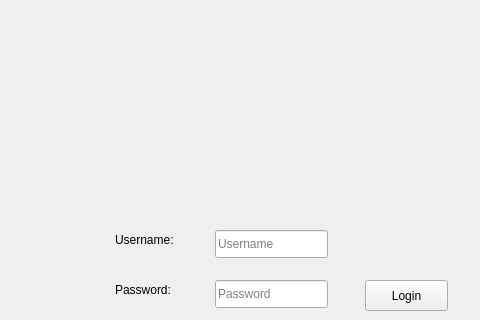
Old version of the form client/forms/login.ui in the repository Eric-dot-png/Project-OOM; both pictures show x 105 to 585 and y 0 to 320 of the 800 by 600 pixel window.
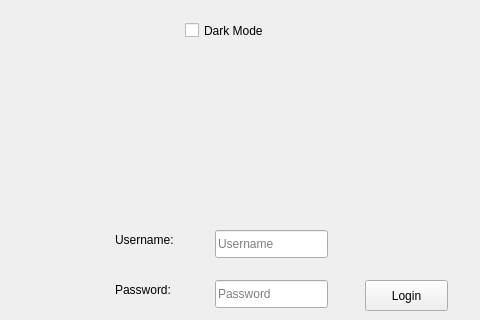
New version of the form.

Commit message: ui updates. Toggle-able light and dark mode. ui bug fixes. A bunch of checks to make sure events don't fire. Scrollbar not working yet, bug to figure out.

Patch:
```diff
--- a/client/forms/login.ui
+++ b/client/forms/login.ui
@@ -182,6 +182,19 @@
     <string/>
    </property>
   </widget>
+  <widget class="QCheckBox" name="styleCheckbox">
+   <property name="geometry">
+    <rect>
+     <x>290</x>
+     <y>10</y>
+     <width>111</width>
+     <height>41</height>
+    </rect>
+   </property>
+   <property name="text">
+    <string>Dark Mode</string>
+   </property>
+  </widget>
   <zorder>usernameTextbox</zorder>
   <zorder>label</zorder>
   <zorder>label_2</zorder>
```
Left out of the diff: 1 changed line with no effect on the pictures. The commit also changes 19 other files.
